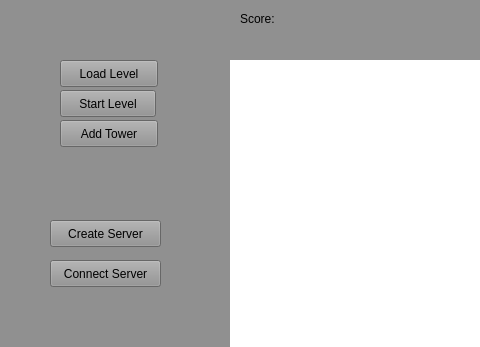
First picture: the form in mainwindow.ui, repository Carragher/awesum-o, before the edit; both pictures show x 0 to 480 and y 127 to 474 of the 1052 by 720 pixel window.
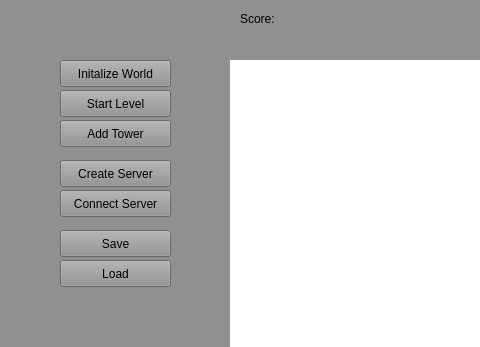
Second picture: the form after the edit. Icons and pictures are not drawn.

Commit message: Load/Save partially implemented.

The edit to the form file:
```diff
--- a/mainwindow.ui
+++ b/mainwindow.ui
@@ -134,12 +134,12 @@
      <rect>
       <x>60</x>
       <y>170</y>
-      <width>98</width>
+      <width>111</width>
       <height>27</height>
      </rect>
     </property>
     <property name="text">
-     <string>Load Level</string>
+     <string>Initalize World</string>
     </property>
    </widget>
    <widget class="QPushButton" name="btnStartLevel">
@@ -147,7 +147,7 @@
      <rect>
       <x>60</x>
       <y>200</y>
-      <width>96</width>
+      <width>111</width>
       <height>27</height>
      </rect>
     </property>
@@ -160,7 +160,7 @@
      <rect>
       <x>60</x>
       <y>230</y>
-      <width>98</width>
+      <width>111</width>
       <height>27</height>
      </rect>
     </property>
@@ -171,8 +171,8 @@
    <widget class="QPushButton" name="btnServer">
     <property name="geometry">
      <rect>
-      <x>50</x>
-      <y>330</y>
+      <x>60</x>
+      <y>270</y>
       <width>111</width>
       <height>27</height>
      </rect>
@@ -184,8 +184,8 @@
    <widget class="QPushButton" name="btnClient">
     <property name="geometry">
      <rect>
-      <x>50</x>
-      <y>370</y>
+      <x>60</x>
+      <y>300</y>
       <width>111</width>
       <height>27</height>
      </rect>
@@ -249,6 +249,32 @@
      <bool>true</bool>
     </property>
    </widget>
+   <widget class="QPushButton" name="btnSave">
+    <property name="geometry">
+     <rect>
+      <x>60</x>
+      <y>340</y>
+      <width>111</width>
+      <height>27</height>
+     </rect>
+    </property>
+    <property name="text">
+     <string>Save</string>
+    </property>
+   </widget>
+   <widget class="QPushButton" name="btnLoad">
+    <property name="geometry">
+     <rect>
+      <x>60</x>
+      <y>370</y>
+      <width>111</width>
+      <height>27</height>
+     </rect>
+    </property>
+    <property name="text">
+     <string>Load</string>
+    </property>
+   </widget>
   </widget>
   <widget class="QMenuBar" name="menuBar">
    <property name="geometry">
```
The commit also changes 7 other files.
